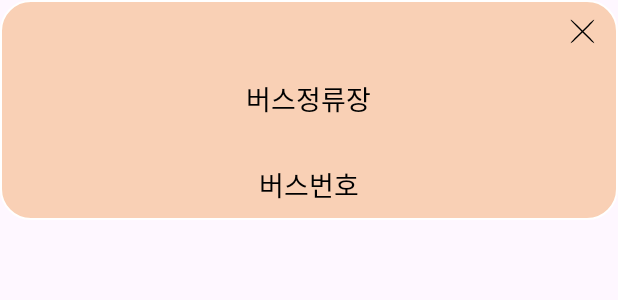
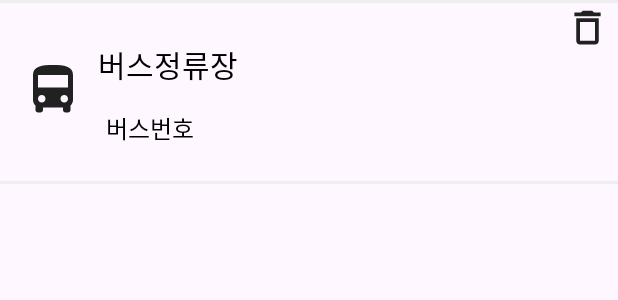
Before and after one commit to sin6708k/CatchingBus, an Android app: the layout item_favorite.xml on its own in the app's theme, with its tools: preview values and no code run, on a phone screen of 412 x 824 dp. Shown: the top 300 px of the screen. Run offline under Robolectric (Android 15) with nearby library versions, the phone set to English and light mode, and no system bars.

Commit message:
add design ver2

```diff
--- /dev/null
+++ b/app/src/main/res/drawable/ic_bus.xml
@@ -0,0 +1,5 @@
+<vector android:height="24dp" android:tint="#212121"
+    android:viewportHeight="24" android:viewportWidth="24"
+    android:width="24dp" xmlns:android="http://schemas.android.com/apk/res/android">
+    <path android:fillColor="@android:color/white" android:pathData="M4,16c0,0.88 0.39,1.67 1,2.22L5,20c0,0.55 0.45,1 1,1h1c0.55,0 1,-0.45 1,-1v-1h8v1c0,0.55 0.45,1 1,1h1c0.55,0 1,-0.45 1,-1v-1.78c0.61,-0.55 1,-1.34 1,-2.22L20,6c0,-3.5 -3.58,-4 -8,-4s-8,0.5 -8,4v10zM7.5,17c-0.83,0 -1.5,-0.67 -1.5,-1.5S6.67,14 7.5,14s1.5,0.67 1.5,1.5S8.33,17 7.5,17zM16.5,17c-0.83,0 -1.5,-0.67 -1.5,-1.5s0.67,-1.5 1.5,-1.5 1.5,0.67 1.5,1.5 -0.67,1.5 -1.5,1.5zM18,11L6,11L6,6h12v5z"/>
+</vector>
--- a/app/src/main/res/drawable/round_view.xml
+++ b/app/src/main/res/drawable/round_view.xml
@@ -1,10 +1,11 @@
 <?xml version="1.0" encoding="utf-8"?>
-<shape xmlns:android="http://schemas.android.com/apk/res/android">
+<layer-list xmlns:android="http://schemas.android.com/apk/res/android">
 
-    <stroke
-        android:width="1dp"
-        android:color="#FFFFFF"/>
-    <solid
-        android:color="#60EE913B"/>
-    <corners android:radius="20dp"/>
-</shape>
+    <item android:left="-7dp" android:right="-7dp">
+        <shape android:shape="rectangle">
+            <stroke
+                android:width="2dp"
+                android:color="@color/softgray"/>
+        </shape>
+    </item>
+</layer-list>
--- a/app/src/main/res/layout/item_favorite.xml
+++ b/app/src/main/res/layout/item_favorite.xml
@@ -1,24 +1,30 @@
 <?xml version="1.0" encoding="utf-8"?>
-<LinearLayout xmlns:android="http://schemas.android.com/apk/res/android"
+<FrameLayout xmlns:android="http://schemas.android.com/apk/res/android"
     xmlns:app="http://schemas.android.com/apk/res-auto"
     xmlns:tools="http://schemas.android.com/tools"
     android:layout_width="match_parent"
     android:layout_height="wrap_content"
     android:background="@drawable/round_view"
-    android:gravity="center"
+    android:gravity="center_horizontal"
     android:orientation="vertical">
 
 
     <!--(임시)데이터의 정류소 이름을 표시하는 텍스트-->
+    <LinearLayout
+        android:layout_width="match_parent"
+        android:layout_height="wrap_content"
+        android:background="@drawable/round_view"
+        android:gravity="center_horizontal"
+        android:orientation="vertical">
 
         <ImageView
             android:id="@+id/delete_favorite"
-        android:layout_width="27dp"
-        android:layout_height="22dp"
+            android:layout_width="30dp"
+            android:layout_height="30dp"
             android:layout_gravity="end"
-        android:layout_margin="10dp"
-        android:layout_marginEnd="10dp"
-        app:srcCompat="@drawable/ic_x" />
+            android:layout_marginEnd="5dp"
+            android:layout_marginTop="3dp"
+            app:srcCompat="@drawable/ic_del" />
 
         <!--(임시)데이터의 버스 번호을 표시하는 텍스트-->
 
@@ -26,21 +32,38 @@
             android:id="@+id/StationTextView"
             android:layout_width="wrap_content"
             android:layout_height="wrap_content"
+            android:layout_gravity="left"
+            android:layout_marginLeft="55dp"
+            android:layout_marginTop="-15dp"
             android:hint="버스정류장"
             android:padding="10dp"
-        android:textColor="#000000"
+            android:textColor="@color/blue"
             android:textColorHint="@color/black"
-        android:textSize="18sp" />
+            android:textSize="20sp" />
 
         <TextView
             android:id="@+id/BusTextView"
             android:layout_width="wrap_content"
             android:layout_height="wrap_content"
-        android:layout_marginTop="10dp"
+            android:layout_gravity="left"
+            android:layout_marginLeft="65dp"
+            android:layout_marginBottom="20dp"
             android:hint="버스번호"
-        android:padding="10dp"
+            android:padding="5dp"
             android:textColor="#000000"
             android:textColorHint="@color/black"
-        android:textSize="18sp" />
+            android:textSize="16sp" />
+    </LinearLayout>
 
-</LinearLayout>
+    <ImageView
+        android:id="@+id/bus"
+        android:layout_width="40dp"
+        android:layout_height="40dp"
+        android:src="@drawable/ic_bus"
+        app:layout_constraintTop_toTopOf="@id/title"
+        app:layout_constraintLeft_toLeftOf="@id/title"
+        android:layout_marginLeft="15dp"
+        android:layout_marginTop="40dp"
+        tools:ignore="MissingConstraints" />
+
+</FrameLayout>
--- a/app/src/main/res/values/colors.xml
+++ b/app/src/main/res/values/colors.xml
@@ -2,6 +2,8 @@
 <resources>
     <color name="black">#FF000000</color>
     <color name="white">#FFFFFFFF</color>
-    <color name="gray">#908787</color>
-    <color name="blue">#00A1FF</color>
+    <color name="gray">#E0E0E0</color>
+    <color name="blue">#3F51B5</color>
+    <color name="deepgray">#424242</color>
+    <color name="softgray">#EEEEEE</color>
 </resources>
```
Also changed, not shown: app/src/main/res/layout/item_schedule.xml (+9 -7 lines), app/src/main/res/layout/popup_window.xml (+19 -15 lines). Lines whose indentation alone changed are shown as unchanged.
